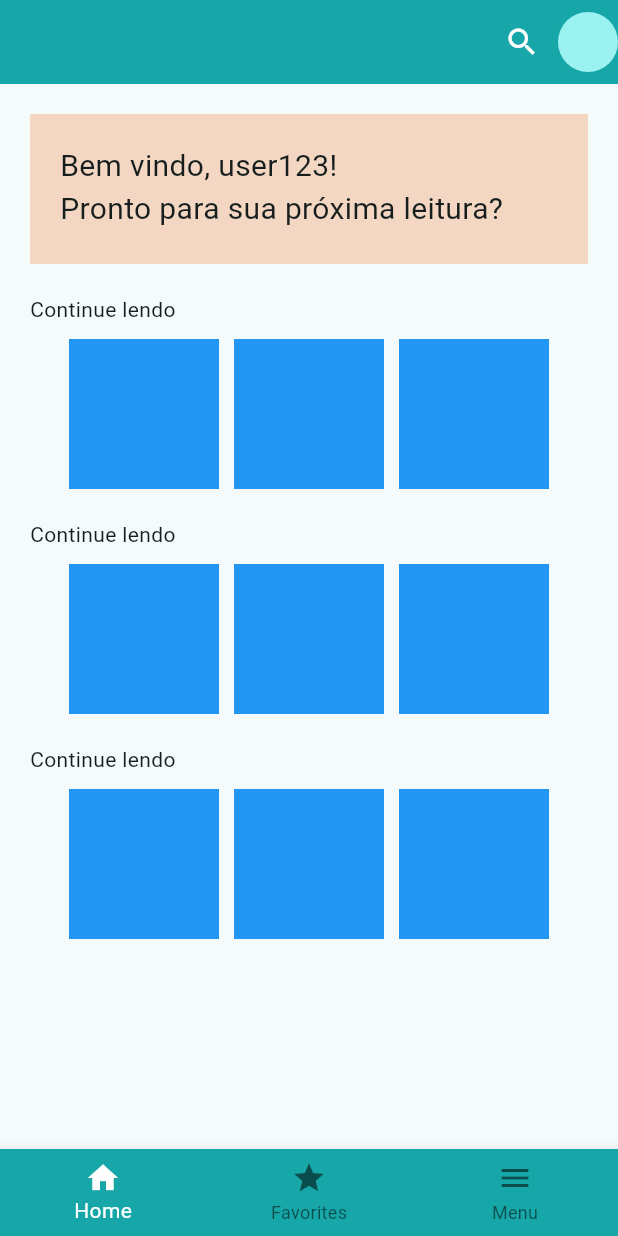
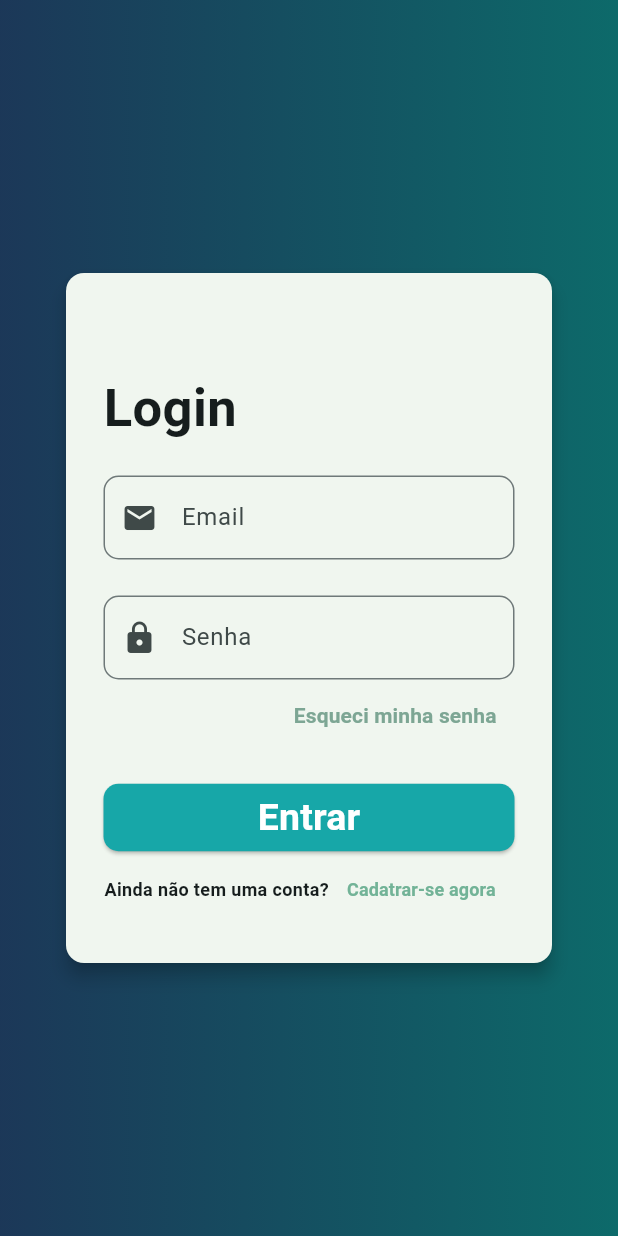
Before and after one commit to samiraPistore/biblioteca_virtual_flutter, a Flutter app: the screen it shows after launch, on a phone screen of 412 x 824 dp. Run offline on Flutter 3.47's test engine with Material 3 defaults, Android fonts, the phone set to English and light mode, and no system bars.

Commit message:
Tela de login e separação de componetes

```diff
--- a/bibliot/lib/components/form.dart
+++ b/bibliot/lib/components/form.dart
@@ -0,0 +1,156 @@
+import 'package:flutter/material.dart';
+
+class Login extends StatefulWidget {
+  const Login({super.key});
+
+  @override
+  State<Login> createState() => _LoginState();
+}
+
+class _LoginState extends State<Login> {
+  final emailController = TextEditingController();
+  final senhaController = TextEditingController();
+
+  String fakeUser = "admin@email.com";
+  String fakePass = "123456";
+
+  void login() {
+    final email = emailController.text.trim();
+    final senha = senhaController.text.trim();
+
+    if (email.isEmpty || senha.isEmpty) {
+      ScaffoldMessenger.of(
+        context,
+      ).showSnackBar(const SnackBar(content: Text('Preencha todos os campos')));
+      return;
+    } else if (email != fakeUser || senha != fakePass) {
+      ScaffoldMessenger.of(context).showSnackBar(
+        const SnackBar(content: Text('Senha ou email invalido(s)')),
+      );
+      return;
+    } else {
+      Navigator.of(context).pushReplacementNamed('/home');
+    }
+
+  }
+
+  @override
+  Widget build(BuildContext context) {
+    return Center(
+      child: SingleChildScrollView(
+        child: Padding(
+          padding: const EdgeInsets.all(20),
+          child: Column(
+            mainAxisAlignment: MainAxisAlignment.center,
+            children: [
+              Card(
+                elevation: 5,
+                color: const Color.fromARGB(255, 240, 246, 239),
+                child: Padding(
+                  padding: const EdgeInsets.all(25),
+                  child: Column(
+                    children: [
+                      SizedBox(height: 40),
+                      Row(
+                        mainAxisAlignment: MainAxisAlignment.start,
+                        children: [
+                          Text(
+                            'Login',
+                            style: TextStyle(
+                              fontWeight: FontWeight.bold,
+                              fontSize: 35,
+                            ),
+                          ),
+                        ],
+                      ),
+                      SizedBox(height: 20),
+                      TextField(
+                        controller: emailController,
+                        onSubmitted: (null),
+                        decoration: InputDecoration(
+                          labelText: 'Email',
+                          prefixIcon: Icon(Icons.email),
+                          border: OutlineInputBorder(
+                            borderRadius: BorderRadius.circular(10.0),
+                          ),
+                        ),
+                      ),
+                      SizedBox(height: 24),
+                      TextField(
+                        controller: senhaController,
+                        onSubmitted: (null),
+                        decoration: InputDecoration(
+                          labelText: 'Senha',
+                          prefixIcon: Icon(Icons.lock),
+                          border: OutlineInputBorder(
+                            borderRadius: BorderRadius.circular(10.0),
+                          ),
+                        ),
+                        obscureText: true,
+                      ),
+
+                      Row(
+                        mainAxisAlignment: MainAxisAlignment.end,
+                        children: [
+                          TextButton(
+                            onPressed: () {},
+                            child: Text(
+                              'Esqueci minha senha',
+                              style: TextStyle(
+                                color: Color.fromARGB(255, 125, 166, 148),
+                                fontWeight: FontWeight.bold,
+                              ),
+                            ),
+                          ),
+                        ],
+                      ),
+                      SizedBox(height: 20),
+                      ElevatedButton(
+                        child: Text(
+                          'Entrar',
+                          style: TextStyle(
+                            color: Colors.white,
+                            fontSize: 25,
+                            fontWeight: FontWeight.bold,
+                          ),
+                        ),
+                        style: ElevatedButton.styleFrom(
+                          backgroundColor: const Color(0xFFF17A7A8),
+                          minimumSize: Size(300, 45),
+                          shape: RoundedRectangleBorder(
+                            borderRadius: BorderRadius.circular(
+                              10.0,
+                            ), // Cantos bem arredondados
+                          ),
+                        ),
+                        onPressed: login,
+                      ),
+                      Row(
+                        mainAxisAlignment: MainAxisAlignment.center,
+                        children: [
+                          Text('Ainda não tem uma conta?', style: TextStyle(fontSize: 12, fontWeight: FontWeight.bold)),
+                          TextButton(
+                            onPressed: () => Navigator.of(context).pushReplacementNamed('home'),
+                            child: Text(
+                              'Cadatrar-se agora',
+
+                              style: TextStyle(
+                                color: Color.fromARGB(255, 114, 179, 151),
+                                fontWeight: FontWeight.bold,
+                                fontSize: 12,
+                              ),
+                            ),
+                          ),
+                        ],
+                      ),
+                    ],
+                  ),
+                ),
+              ),
+            ],
+          ),
+        ),
+      ),
+    );
+  }
+}
--- a/bibliot/lib/main.dart
+++ b/bibliot/lib/main.dart
@@ -1,4 +1,5 @@
 import 'package:bibliot/pages/home_page.dart';
+import 'package:bibliot/pages/login_page.dart';
 import 'package:bibliot/utils/app.routes.dart';
 import 'package:flutter/material.dart';
 
@@ -26,6 +27,7 @@ class Bibliot extends StatelessWidget {
 
       ),
        routes: {
+        AppRoutes.login: (ctx) => LoginPage(),
         AppRoutes.home: (ctx) => HomePage(),
        }
     );
--- /dev/null
+++ b/bibliot/lib/models/user_modal.dart
@@ -0,0 +1,12 @@
+class Users{
+  final String id;
+  final String email;
+  final String senha;
+
+  Users({
+    required this.id,
+    required this.email,
+    required this.senha,
+
+  });
+}
--- a/bibliot/lib/pages/login_page.dart
+++ b/bibliot/lib/pages/login_page.dart
@@ -0,0 +1,32 @@
+import 'package:bibliot/components/form.dart';
+import 'package:flutter/material.dart';
+
+class LoginPage extends StatelessWidget {
+  const LoginPage({super.key});
+
+  @override
+  Widget build(BuildContext context) {
+    return Scaffold(
+      resizeToAvoidBottomInset: false,
+      body: Container(
+        decoration: BoxDecoration(
+          gradient: LinearGradient(
+            colors: [
+              const Color(0xFFFD7F4122F51),
+              const Color(0xFFF0D6A6A),
+            ],
+          ),
+        ),
+        child: Padding(
+          padding: EdgeInsetsGeometry.all(20),
+          child: Column(
+            mainAxisAlignment: MainAxisAlignment.center,
+            children: [
+              Login(),
+            ],
+          ),
+        ),
+      ),
+    );
+  }
+}
--- a/bibliot/lib/pages/principal_page.dart
+++ b/bibliot/lib/pages/principal_page.dart
@@ -1,7 +1,17 @@
+import 'package:bibliot/components/welcome_card.dart';
+import 'package:bibliot/models/book_model.dart';
 import 'package:flutter/material.dart';
 
 class PrincipalPage extends StatelessWidget {
-  const PrincipalPage({super.key});
+  final livros = [
+   Book(
+    title: 'Title agduyfiuysdiss',
+    author: 'Autor test',
+    descripition: 'hssssssssssssss',
+    image: 'https://encrypted-tbn3.gstatic.com/shopping?q=tbn:ANd9GcTIwfj4ua1yLSLbK7PHX4RG75__H57HEa1nWRDE7x3ZEBypTouXbkbIp15kjPw5tyuxsazPbSwYqNRufHUNYxTcIq_3dcCcN8Vs-aR0w9mmKgN9QmUTBfMj4A'
+
+   ),
+  ];
 
   @override
   Widget build(BuildContext context) {
@@ -12,20 +22,41 @@ class PrincipalPage extends StatelessWidget {
             padding: const EdgeInsets.all(20),
             child: Column(
               children: [
-                Container(
-                  padding: EdgeInsets.all(20),
-                  width: 500,
-                  height: 100,
-                  color: Color(0xFFF3D7C2),
-                  child: Text(
-                    'Bem vindo, user123! \nPronto para sua próxima leitura?',
-                    style: TextStyle(
-                      fontSize: 20,
-                    ),
-                  ),
-                ),
+                WelcomeCard(),
                 //Modificar depois
                SizedBox(height: 20),
+                Column(
+                  crossAxisAlignment: CrossAxisAlignment.start,
+                  children: [
+                    Text('Continue lendo'),
+                    SizedBox(height: 10),
+                    Row(
+                      mainAxisAlignment: MainAxisAlignment.center,
+                      children: [
+                        Container(
+                          color: Colors.blue,
+                          height: 100,
+                          width: 100,
+                        ),
+                        SizedBox( width: 10),
+                        Container(
+                          color: Colors.blue,
+                          height: 100,
+                          width: 100,
+                        ),
+                        SizedBox( width: 10),
+                        Container(
+                          color: Colors.blue,
+                          height: 100,
+                          width: 100,
+                        ),
+
+                      ],
+                    ),
+                  ],
+                ),
+                SizedBox(height: 20),
+
                 Column(
                   crossAxisAlignment: CrossAxisAlignment.start,
                   children: [
@@ -85,37 +116,7 @@ class PrincipalPage extends StatelessWidget {
 
                       ],
                     ),
-                  ],
-                ),
-                SizedBox(height: 20),
-                Column(
-                  crossAxisAlignment: CrossAxisAlignment.start,
-                  children: [
-                    Text('Continue lendo'),
-                    SizedBox(height: 10),
-                    Row(
-                      mainAxisAlignment: MainAxisAlignment.center,
-                      children: [
-                        Container(
-                          color: Colors.blue,
-                          height: 100,
-                          width: 100,
-                        ),
-                        SizedBox( width: 10),
-                        Container(
-                          color: Colors.blue,
-                          height: 100,
-                          width: 100,
-                        ),
-                        SizedBox( width: 10),
-                        Container(
-                          color: Colors.blue,
-                          height: 100,
-                          width: 100,
-                        ),
 
-                      ],
-                    ),
                   ],
                 ),
               ],
@@ -123,6 +124,7 @@ class PrincipalPage extends StatelessWidget {
           ),
         ),
       ),
+
     );
   }
 }
--- a/bibliot/lib/utils/app.routes.dart
+++ b/bibliot/lib/utils/app.routes.dart
@@ -1,5 +1,6 @@
 class AppRoutes {
-  static const home = '/';
+  static const login = '/';
+  static const home = '/home';
   static const bookDetail = '/book-detail';
   static const settings = '/settings';
   static const favorites = '/favorites';
```
Also changed, not shown: bibliot/lib/components/book_card.dart (added, +56 -0 lines), bibliot/lib/components/book_item.dart (deleted, +0 -18 lines), bibliot/lib/components/book_sections.dart (added, +34 -0 lines), bibliot/lib/components/search_bar.dart (added, +14 -0 lines), bibliot/lib/components/welcome_card.dart (added, +23 -0 lines), bibliot/lib/models/book_model.dart (+12 -0 lines), bibliot/lib/pages/book_detail_page.dart (added, +65 -0 lines), bibliot/lib/pages/home_page.dart (+11 -7 lines), bibliot/lib/components/book_list.dart (deleted).
